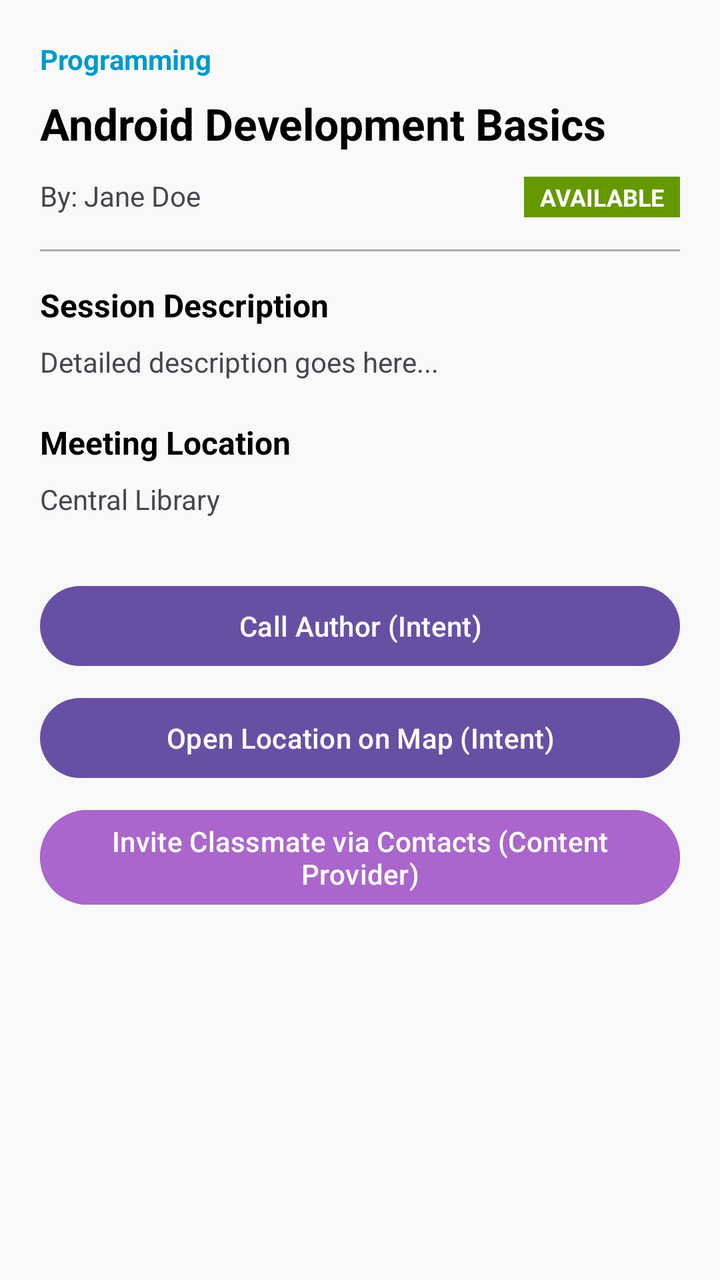
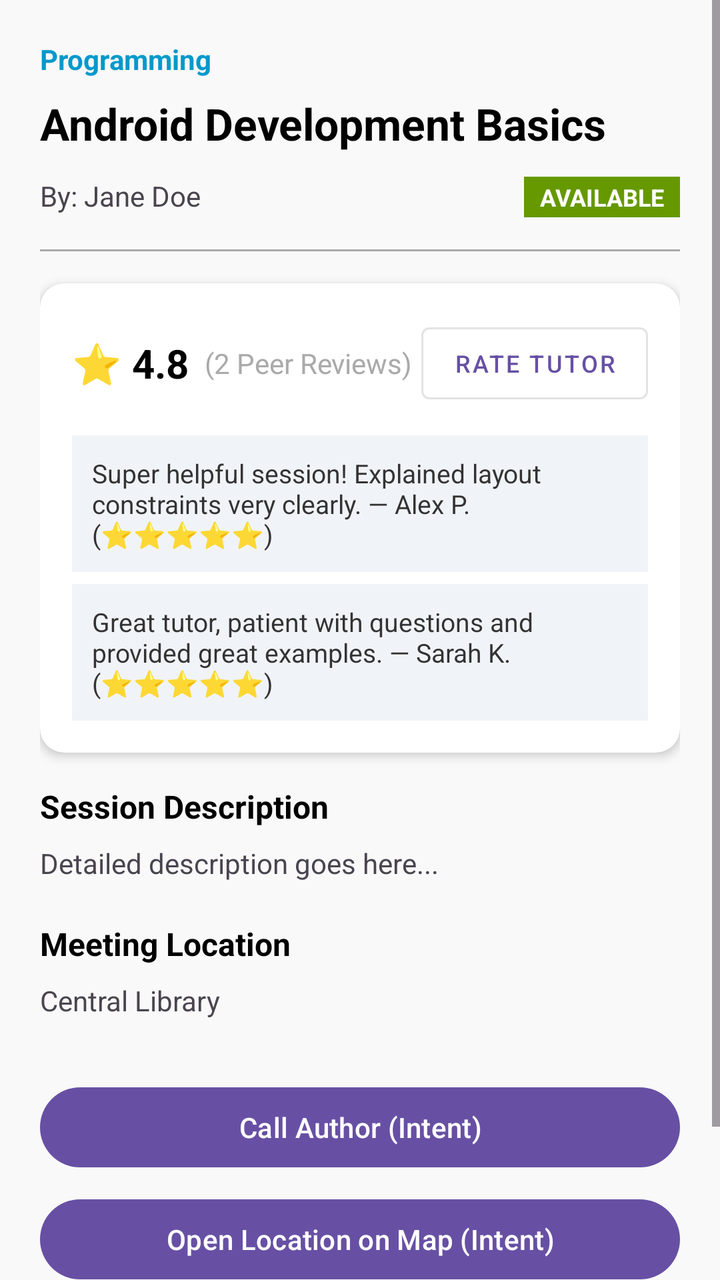

Screens rendered from an Android XML layout before and after an edit, with the pre-edit source and the edit as a unified diff.
<!-- AndroidManifest.xml: application theme Theme.SkillSwap -->
<!-- res/layout/activity_skill_detail.xml -->
<?xml version="1.0" encoding="utf-8"?>
<LinearLayout xmlns:android="http://schemas.android.com/apk/res/android"
    android:layout_width="match_parent"
    android:layout_height="match_parent"
    android:orientation="vertical"
    android:padding="20dp"
    android:background="#F9F9F9">

    <TextView
        android:id="@+id/tvDetailCategory"
        android:layout_width="wrap_content"
        android:layout_height="wrap_content"
        android:text="Programming"
        android:textColor="@android:color/holo_blue_dark"
        android:textSize="14sp"
        android:textStyle="bold" />

    <TextView
        android:id="@+id/tvDetailTitle"
        android:layout_width="match_parent"
        android:layout_height="wrap_content"
        android:layout_marginTop="8dp"
        android:text="Android Development Basics"
        android:textColor="@android:color/black"
        android:textSize="22sp"
        android:textStyle="bold" />

    <LinearLayout
        android:layout_width="match_parent"
        android:layout_height="wrap_content"
        android:layout_marginTop="12dp"
        android:orientation="horizontal">

        <TextView
            android:id="@+id/tvDetailAuthor"
            android:layout_width="0dp"
            android:layout_height="wrap_content"
            android:layout_weight="1"
            android:text="By: Jane Doe"
            android:textSize="14sp" />

        <TextView
            android:id="@+id/tvDetailStatus"
            android:layout_width="wrap_content"
            android:layout_height="wrap_content"
            android:background="@android:color/holo_green_dark"
            android:paddingStart="8dp"
            android:paddingEnd="8dp"
            android:paddingTop="2dp"
            android:paddingBottom="2dp"
            android:text="AVAILABLE"
            android:textColor="@android:color/white"
            android:textSize="12sp"
            android:textStyle="bold" />
    </LinearLayout>

    <View
        android:layout_width="match_parent"
        android:layout_height="1dp"
        android:layout_marginTop="16dp"
        android:layout_marginBottom="16dp"
        android:background="@android:color/darker_gray" />

    <TextView
        android:layout_width="match_parent"
        android:layout_height="wrap_content"
        android:text="Session Description"
        android:textStyle="bold"
        android:textSize="16sp"
        android:textColor="@android:color/black" />

    <TextView
        android:id="@+id/tvDetailDescription"
        android:layout_width="match_parent"
        android:layout_height="wrap_content"
        android:layout_marginTop="8dp"
        android:text="Detailed description goes here..."
        android:textSize="14sp"
        android:lineSpacingExtra="4dp" />

    <TextView
        android:layout_width="match_parent"
        android:layout_height="wrap_content"
        android:layout_marginTop="20dp"
        android:text="Meeting Location"
        android:textStyle="bold"
        android:textSize="16sp"
        android:textColor="@android:color/black" />

    <TextView
        android:id="@+id/tvDetailLocation"
        android:layout_width="match_parent"
        android:layout_height="wrap_content"
        android:layout_marginTop="8dp"
        android:text="Central Library"
        android:textSize="14sp" />

    <LinearLayout
        android:layout_width="match_parent"
        android:layout_height="wrap_content"
        android:layout_marginTop="30dp"
        android:orientation="vertical">

        <Button
            android:id="@+id/btnCall"
            android:layout_width="match_parent"
            android:layout_height="wrap_content"
            android:text="Call Author (Intent)" />

        <Button
            android:id="@+id/btnMap"
            android:layout_width="match_parent"
            android:layout_height="wrap_content"
            android:layout_marginTop="8dp"
            android:text="Open Location on Map (Intent)" />

        <Button
            android:id="@+id/btnInviteContact"
            android:layout_width="match_parent"
            android:layout_height="wrap_content"
            android:layout_marginTop="8dp"
            android:backgroundTint="@android:color/holo_purple"
            android:textColor="@android:color/white"
            android:text="Invite Classmate via Contacts (Content Provider)" />
    </LinearLayout>

</LinearLayout>
<!-- resources referenced by this layout -->
<resources>
  <style name="Theme.SkillSwap" parent="Base.Theme.SkillSwap" />
  <style name="Base.Theme.SkillSwap" parent="Theme.Material3.DayNight.NoActionBar">
          
          
      </style>
</resources>

<!-- the commit's change to res/layout/activity_skill_detail.xml (unified diff, before → after) -->
@@ -1,127 +1,216 @@
 <?xml version="1.0" encoding="utf-8"?>
-<LinearLayout xmlns:android="http://schemas.android.com/apk/res/android"
+<ScrollView xmlns:android="http://schemas.android.com/apk/res/android"
+    xmlns:app="http://schemas.android.com/apk/res-auto"
     android:layout_width="match_parent"
     android:layout_height="match_parent"
-    android:orientation="vertical"
-    android:padding="20dp"
+    android:fillViewport="true"
     android:background="#F9F9F9">
-
-    <TextView
-        android:id="@+id/tvDetailCategory"
-        android:layout_width="wrap_content"
-        android:layout_height="wrap_content"
-        android:text="Programming"
-        android:textColor="@android:color/holo_blue_dark"
-        android:textSize="14sp"
-        android:textStyle="bold" />
-
-    <TextView
-        android:id="@+id/tvDetailTitle"
-        android:layout_width="match_parent"
-        android:layout_height="wrap_content"
-        android:layout_marginTop="8dp"
-        android:text="Android Development Basics"
-        android:textColor="@android:color/black"
-        android:textSize="22sp"
-        android:textStyle="bold" />
 
     <LinearLayout
         android:layout_width="match_parent"
         android:layout_height="wrap_content"
-        android:layout_marginTop="12dp"
-        android:orientation="horizontal">
-
-        <TextView
-            android:id="@+id/tvDetailAuthor"
-            android:layout_width="0dp"
-            android:layout_height="wrap_content"
-            android:layout_weight="1"
-            android:text="By: Jane Doe"
+        android:orientation="vertical"
+        android:padding="20dp">
+
+        <TextView
+            android:id="@+id/tvDetailCategory"
+            android:layout_width="wrap_content"
+            android:layout_height="wrap_content"
+            android:text="Programming"
+            android:textColor="@android:color/holo_blue_dark"
+            android:textSize="14sp"
+            android:textStyle="bold" />
+
+        <TextView
+            android:id="@+id/tvDetailTitle"
+            android:layout_width="match_parent"
+            android:layout_height="wrap_content"
+            android:layout_marginTop="8dp"
+            android:text="Android Development Basics"
+            android:textColor="@android:color/black"
+            android:textSize="22sp"
+            android:textStyle="bold" />
+
+        <LinearLayout
+            android:layout_width="match_parent"
+            android:layout_height="wrap_content"
+            android:layout_marginTop="12dp"
+            android:orientation="horizontal">
+
+            <TextView
+                android:id="@+id/tvDetailAuthor"
+                android:layout_width="0dp"
+                android:layout_height="wrap_content"
+                android:layout_weight="1"
+                android:text="By: Jane Doe"
+                android:textSize="14sp" />
+
+            <TextView
+                android:id="@+id/tvDetailStatus"
+                android:layout_width="wrap_content"
+                android:layout_height="wrap_content"
+                android:background="@android:color/holo_green_dark"
+                android:paddingStart="8dp"
+                android:paddingEnd="8dp"
+                android:paddingTop="2dp"
+                android:paddingBottom="2dp"
+                android:text="AVAILABLE"
+                android:textColor="@android:color/white"
+                android:textSize="12sp"
+                android:textStyle="bold" />
+        </LinearLayout>
+
+        <View
+            android:layout_width="match_parent"
+            android:layout_height="1dp"
+            android:layout_marginTop="16dp"
+            android:layout_marginBottom="16dp"
+            android:background="@android:color/darker_gray" />
+
+        
+        <androidx.cardview.widget.CardView
+            android:layout_width="match_parent"
+            android:layout_height="wrap_content"
+            android:layout_marginBottom="16dp"
+            app:cardCornerRadius="12dp"
+            app:cardElevation="3dp">
+
+            <LinearLayout
+                android:layout_width="match_parent"
+                android:layout_height="wrap_content"
+                android:orientation="vertical"
+                android:padding="16dp">
+
+                <LinearLayout
+                    android:layout_width="match_parent"
+                    android:layout_height="wrap_content"
+                    android:orientation="horizontal"
+                    android:gravity="center_vertical">
+
+                    <TextView
+                        android:id="@+id/tvRatingScore"
+                        android:layout_width="wrap_content"
+                        android:layout_height="wrap_content"
+                        android:text="⭐ 4.8"
+                        android:textColor="@android:color/black"
+                        android:textSize="20sp"
+                        android:textStyle="bold" />
+
+                    <TextView
+                        android:id="@+id/tvReviewCount"
+                        android:layout_width="0dp"
+                        android:layout_height="wrap_content"
+                        android:layout_weight="1"
+                        android:layout_marginStart="8dp"
+                        android:text="(2 Peer Reviews)"
+                        android:textColor="@android:color/darker_gray"
+                        android:textSize="14sp" />
+
+                    <Button
+                        android:id="@+id/btnRateSession"
+                        android:layout_width="wrap_content"
+                        android:layout_height="wrap_content"
+                        style="@style/Widget.MaterialComponents.Button.OutlinedButton"
+                        android:text="Rate Tutor"
+                        android:textSize="12sp" />
+                </LinearLayout>
+
+                
+                <LinearLayout
+                    android:id="@+id/layoutReviewsContainer"
+                    android:layout_width="match_parent"
+                    android:layout_height="wrap_content"
+                    android:layout_marginTop="12dp"
+                    android:orientation="vertical">
+
+                    <TextView
+                        android:id="@+id/tvSampleReview1"
+                        android:layout_width="match_parent"
+                        android:layout_height="wrap_content"
+                        android:background="#F0F4F8"
+                        android:padding="10dp"
+                        android:text="Super helpful session! Explained layout constraints very clearly. — Alex P. (⭐⭐⭐⭐⭐)"
+                        android:textColor="#333333"
+                        android:textSize="13sp" />
+
+                    <TextView
+                        android:id="@+id/tvSampleReview2"
+                        android:layout_width="match_parent"
+                        android:layout_height="wrap_content"
+                        android:layout_marginTop="6dp"
+                        android:background="#F0F4F8"
+                        android:padding="10dp"
+                        android:text="Great tutor, patient with questions and provided great examples. — Sarah K. (⭐⭐⭐⭐⭐)"
+                        android:textColor="#333333"
+                        android:textSize="13sp" />
+                </LinearLayout>
+
+            </LinearLayout>
+
+        </androidx.cardview.widget.CardView>
+
+        <TextView
+            android:layout_width="match_parent"
+            android:layout_height="wrap_content"
+            android:text="Session Description"
+            android:textStyle="bold"
+            android:textSize="16sp"
+            android:textColor="@android:color/black" />
+
+        <TextView
+            android:id="@+id/tvDetailDescription"
+            android:layout_width="match_parent"
+            android:layout_height="wrap_content"
+            android:layout_marginTop="8dp"
+            android:text="Detailed description goes here..."
+            android:textSize="14sp"
+            android:lineSpacingExtra="4dp" />
+
+        <TextView
+            android:layout_width="match_parent"
+            android:layout_height="wrap_content"
+            android:layout_marginTop="20dp"
+            android:text="Meeting Location"
+            android:textStyle="bold"
+            android:textSize="16sp"
+            android:textColor="@android:color/black" />
+
+        <TextView
+            android:id="@+id/tvDetailLocation"
+            android:layout_width="match_parent"
+            android:layout_height="wrap_content"
+            android:layout_marginTop="8dp"
+            android:text="Central Library"
             android:textSize="14sp" />
 
-        <TextView
-            android:id="@+id/tvDetailStatus"
-            android:layout_width="wrap_content"
-            android:layout_height="wrap_content"
-            android:background="@android:color/holo_green_dark"
-            android:paddingStart="8dp"
-            android:paddingEnd="8dp"
-            android:paddingTop="2dp"
-            android:paddingBottom="2dp"
-            android:text="AVAILABLE"
-            android:textColor="@android:color/white"
-            android:textSize="12sp"
-            android:textStyle="bold" />
+        <LinearLayout
+            android:layout_width="match_parent"
+            android:layout_height="wrap_content"
+            android:layout_marginTop="30dp"
+            android:orientation="vertical">
+
+            <Button
+                android:id="@+id/btnCall"
+                android:layout_width="match_parent"
+                android:layout_height="wrap_content"
+                android:text="Call Author (Intent)" />
+
+            <Button
+                android:id="@+id/btnMap"
+                android:layout_width="match_parent"
+                android:layout_height="wrap_content"
+                android:layout_marginTop="8dp"
+                android:text="Open Location on Map (Intent)" />
+
+            <Button
+                android:id="@+id/btnInviteContact"
+                android:layout_width="match_parent"
+                android:layout_height="wrap_content"
+                android:layout_marginTop="8dp"
+                android:backgroundTint="@android:color/holo_purple"
+                android:textColor="@android:color/white"
+                android:text="Invite Classmate via Contacts (Content Provider)" />
+        </LinearLayout>
+
     </LinearLayout>
-
-    <View
-        android:layout_width="match_parent"
-        android:layout_height="1dp"
-        android:layout_marginTop="16dp"
-        android:layout_marginBottom="16dp"
-        android:background="@android:color/darker_gray" />
-
-    <TextView
-        android:layout_width="match_parent"
-        android:layout_height="wrap_content"
-        android:text="Session Description"
-        android:textStyle="bold"
-        android:textSize="16sp"
-        android:textColor="@android:color/black" />
-
-    <TextView
-        android:id="@+id/tvDetailDescription"
-        android:layout_width="match_parent"
-        android:layout_height="wrap_content"
-        android:layout_marginTop="8dp"
-        android:text="Detailed description goes here..."
-        android:textSize="14sp"
-        android:lineSpacingExtra="4dp" />
-
-    <TextView
-        android:layout_width="match_parent"
-        android:layout_height="wrap_content"
-        android:layout_marginTop="20dp"
-        android:text="Meeting Location"
-        android:textStyle="bold"
-        android:textSize="16sp"
-        android:textColor="@android:color/black" />
-
-    <TextView
-        android:id="@+id/tvDetailLocation"
-        android:layout_width="match_parent"
-        android:layout_height="wrap_content"
-        android:layout_marginTop="8dp"
-        android:text="Central Library"
-        android:textSize="14sp" />
-
-    <LinearLayout
-        android:layout_width="match_parent"
-        android:layout_height="wrap_content"
-        android:layout_marginTop="30dp"
-        android:orientation="vertical">
-
-        <Button
-            android:id="@+id/btnCall"
-            android:layout_width="match_parent"
-            android:layout_height="wrap_content"
-            android:text="Call Author (Intent)" />
-
-        <Button
-            android:id="@+id/btnMap"
-            android:layout_width="match_parent"
-            android:layout_height="wrap_content"
-            android:layout_marginTop="8dp"
-            android:text="Open Location on Map (Intent)" />
-
-        <Button
-            android:id="@+id/btnInviteContact"
-            android:layout_width="match_parent"
-            android:layout_height="wrap_content"
-            android:layout_marginTop="8dp"
-            android:backgroundTint="@android:color/holo_purple"
-            android:textColor="@android:color/white"
-            android:text="Invite Classmate via Contacts (Content Provider)" />
-    </LinearLayout>
-
-</LinearLayout>
+</ScrollView>
